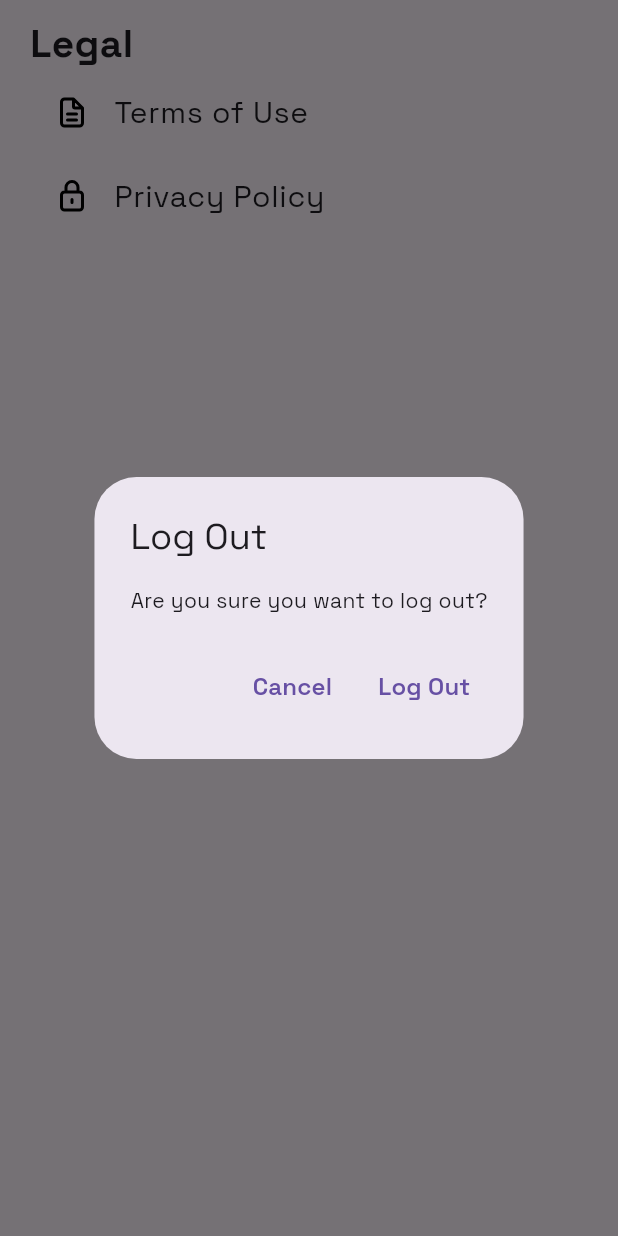
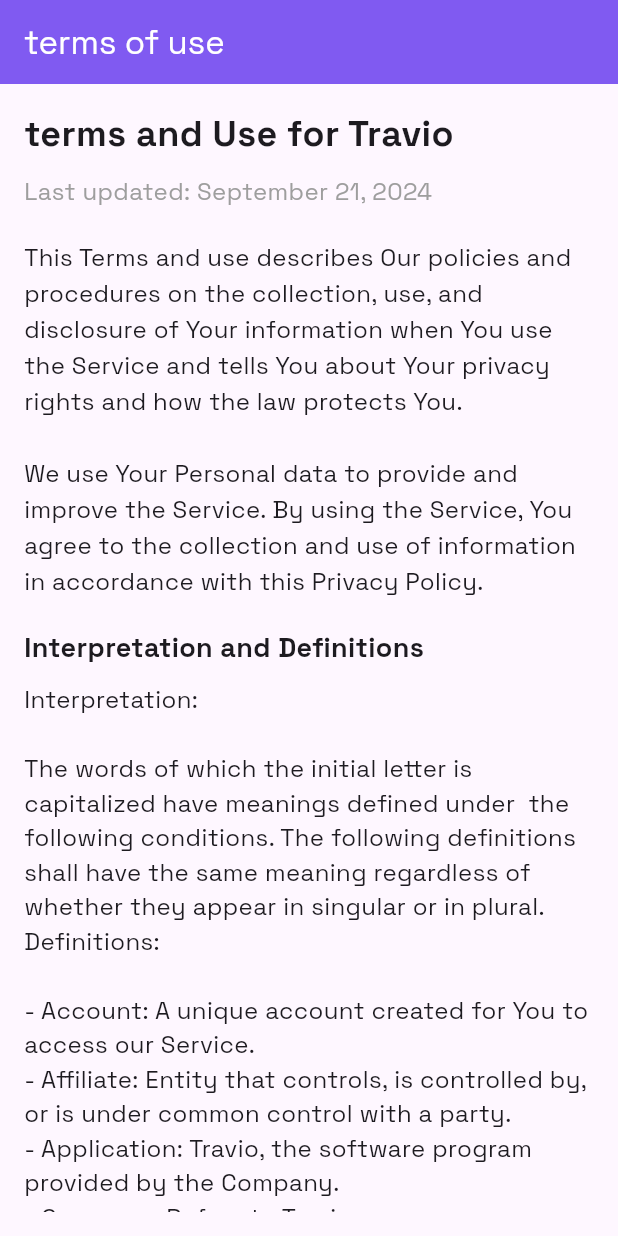
Before and after one commit to MuhammedShabeel001/Travio, a Flutter app: the LegalCard widget shown alone on an empty page, opened directly with empty values, after a tap on "Terms of Use", on a phone screen of 412 x 824 dp. Run offline on Flutter 3.47's test engine with Material 3 defaults, Android fonts, the phone set to English and light mode, and no system bars; our stand-ins replace bot_toast, cached_network_image, carousel_slider, cloud_firestore, draggable_home, firebase_auth and 14 more; missing offline and left inert: dot_curved_bottom_nav, razorpay_flutter; accounts and stored records are empty; network calls fail; project files that could hold a hidden picture were left out.

Commit message:
new build

```diff
--- /dev/null
+++ b/lib/controller/provider/version_provider.dart
@@ -0,0 +1,14 @@
+import 'package:flutter/material.dart';
+import 'package:package_info_plus/package_info_plus.dart';
+
+class VersionProvider with ChangeNotifier {
+  String _version = '';
+
+  String get version => _version;
+
+  Future<void> loadAppVersion() async {
+    PackageInfo packageInfo = await PackageInfo.fromPlatform();
+    _version = '${packageInfo.version} (Build ${packageInfo.buildNumber})';
+    notifyListeners(); // Notify listeners after the version is loaded
+  }
+}
--- a/lib/view/pages/Splash/splash_page.dart
+++ b/lib/view/pages/Splash/splash_page.dart
@@ -6,6 +6,7 @@
 
 import 'package:travio/view/pages/auth/login/login_page.dart';
 import 'package:travio/core/theme/theme.dart';
+import 'package:travio/view/pages/onbording/onbording_screens.dart';
 import 'package:travio/view/widgets/global/navbar.dart';
 
 class SplashScreen extends StatefulWidget {
@@ -49,7 +50,7 @@
 
   void navigateToLogin() {
     Navigator.of(context).pushReplacement(
-      CupertinoPageRoute(builder: (context) => const LogInScreen()),
+      CupertinoPageRoute(builder: (context) => const OnboardingScreen()),
     );
   }
 
--- a/lib/view/pages/onbording/onbording_screens.dart
+++ b/lib/view/pages/onbording/onbording_screens.dart
@@ -1,3 +1,4 @@
+import 'package:flutter/cupertino.dart';
 import 'package:flutter/material.dart';
 import 'package:introduction_screen/introduction_screen.dart';
 import 'package:travio/core/theme/theme.dart';
@@ -19,7 +20,7 @@
     await PreferencesService().setOnboardingCompleted();
 
     Navigator.of(context).pushReplacement(
-      MaterialPageRoute(builder: (_) => const LogInScreen()),
+      CupertinoPageRoute(builder: (_) => const LogInScreen()),
     );
   }
 
--- a/lib/view/pages/profile/achieved_package_page.dart
+++ b/lib/view/pages/profile/achieved_package_page.dart
@@ -3,8 +3,10 @@
 import 'package:cloud_firestore/cloud_firestore.dart';
 import 'package:flutter_svg/flutter_svg.dart';
 import 'package:intl/intl.dart';
+import 'package:shimmer/shimmer.dart';
 import 'package:travio/core/theme/theme.dart';
 import 'package:travio/view/pages/profile/achieved_details_page.dart';
+import 'package:travio/view/widgets/my_trips/shimmer_effect.dart';
 
 import '../../../model/package_model.dart';
 import '../home/package/package_detail_page.dart';
@@ -30,7 +32,7 @@
             .snapshots(),
         builder: (context, AsyncSnapshot<QuerySnapshot> snapshot) {
           if (snapshot.connectionState == ConnectionState.waiting) {
-            return const Center(child: CircularProgressIndicator());
+            return const Center(child: ShimmerEffect());
           }
 
           if (snapshot.hasData && snapshot.data!.docs.isNotEmpty) {
@@ -54,7 +56,7 @@
                       AsyncSnapshot<DocumentSnapshot> packageSnapshot) {
                     if (packageSnapshot.connectionState ==
                         ConnectionState.waiting) {
-                      return const Center(child: CircularProgressIndicator());
+                      return const Center(child: ShimmerEffect());
                     }
 
                     if (packageSnapshot.hasData &&
--- /dev/null
+++ b/lib/view/pages/profile/privacy_policy.dart
@@ -0,0 +1,112 @@
+import 'package:flutter/material.dart';
+import 'package:travio/core/theme/theme.dart';
+
+class PrivacyPolicyPage extends StatelessWidget {
+  @override
+  Widget build(BuildContext context) {
+    return Scaffold(
+      appBar: AppBar(
+        automaticallyImplyLeading: false,
+        title: const Text(
+          'Privacy Policy',
+          style: TextStyle(color: Colors.white),
+        ),
+        backgroundColor: TTthemeClass().ttThird,
+      ),
+      body: Padding(
+        padding: EdgeInsets.all(16.0),
+        child: SingleChildScrollView(
+          child: Column(
+            crossAxisAlignment: CrossAxisAlignment.start,
+            children: [
+              Text(
+                'Privacy Policy for Travio',
+                style: TextStyle(
+                  fontSize: 24.0,
+                  fontWeight: FontWeight.bold,
+                ),
+              ),
+              SizedBox(height: 10),
+              Text(
+                'Last updated: September 21, 2024',
+                style: TextStyle(
+                  fontSize: 16.0,
+                  color: Colors.grey,
+                ),
+              ),
+              SizedBox(height: 20),
+              Text(
+                'This Privacy Policy describes Our policies and procedures on the collection, use, '
+                'and disclosure of Your information when You use the Service and tells You about '
+                'Your privacy rights and how the law protects You.\n\n'
+                'We use Your Personal data to provide and improve the Service. By using the Service, '
+                'You agree to the collection and use of information in accordance with this Privacy Policy.',
+                style: TextStyle(fontSize: 16.0, height: 1.5),
+              ),
+              SizedBox(height: 20),
+              Text(
+                'Interpretation and Definitions',
+                style: TextStyle(fontSize: 18.0, fontWeight: FontWeight.bold),
+              ),
+              SizedBox(height: 10),
+              Text(
+                'Interpretation:\n\n'
+                'The words of which the initial letter is capitalized have meanings defined under  '
+                'the following conditions. The following definitions shall have the same meaning '
+                'regardless of whether they appear in singular or in plural.',
+                style: TextStyle(fontSize: 16.0),
+              ),
+              Text(
+                'Definitions:\n\n'
+                '- Account: A unique account created for You to access our Service.\n'
+                '- Affiliate: Entity that controls, is controlled by, or is under common control with a party.\n'
+                '- Application: Travio, the software program provided by the Company.\n'
+                '- Company: Refers to Travio.\n'
+                '- Country: Refers to Kerala, India.\n'
+                '- Personal Data: Information that relates to an identified or identifiable individual.\n'
+                '- Service: Refers to the Application.\n',
+                style: TextStyle(fontSize: 16.0),
+              ),
+
+              SizedBox(height: 20),
+              Text(
+                'Collecting and Using Your Personal Data',
+                style: TextStyle(fontSize: 18.0, fontWeight: FontWeight.bold),
+              ),
+              SizedBox(height: 10),
+              Text(
+                'Types of Data Collected:\n\n'
+                'Personal Data:\n\n'
+                'While using Our Service, we may ask You to provide Us with certain personally identifiable '
+                'information that can be used to contact or identify You. This may include, but is not limited to, '
+                'Email address, First name and last name, Phone number, Usage Data.',
+                style: TextStyle(fontSize: 16.0),
+              ),
+              SizedBox(height: 20),
+              Text(
+                'Usage Data:\n\n'
+                'Usage Data is collected automatically when using the Service.:\n'
+                "Usage Data may include information such as Your Device's Internet Protocol address (e.g. IP address), browser type, browser version, the pages of our Service that You visit, the time and date of Your visit, the time spent on those pages, unique device identifiers and other diagnostic data.\n"
+                'When You access the Service by or through a mobile device, We may collect certain information automatically, including, but not limited to, the type of mobile device You use, Your mobile device unique ID, the IP address of Your mobile device, Your mobile operating system, the type of mobile Internet browser You use, unique device identifiers and other diagnostic data.\n '
+                'We may also collect information that Your browser sends whenever You visit our Service or when You access the Service by or through a mobile device.',
+                style: TextStyle(fontSize: 16.0),
+              ),
+              // Add more sections as needed, following the same pattern.
+              Text(
+                'Contact Us',
+                style: TextStyle(fontSize: 18.0, fontWeight: FontWeight.bold),
+              ),
+              SizedBox(height: 10),
+              Text(
+                'If you have any questions about this Privacy Policy, you can contact us:\n\n'
+                'By email: mshabeel999@gmail.com',
+                style: TextStyle(fontSize: 16.0),
+              ),
+              SizedBox(height: 20),
+            ],
+          ),
+        ),
+      ),
+    );
+  }
+}
--- a/lib/view/pages/profile/profile_page.dart
+++ b/lib/view/pages/profile/profile_page.dart
@@ -69,7 +69,7 @@
                       );
                     }),
                 SettingsCard(authProvider: authProvider),
-                SupportCard(authProvider: authProvider),
+                // SupportCard(authProvider: authProvider),
                 LegalCard(authProvider: authProvider),
               ],
             ),
--- /dev/null
+++ b/lib/view/pages/profile/terms_of_use.dart
@@ -0,0 +1,110 @@
+import 'package:flutter/material.dart';
+import 'package:travio/core/theme/theme.dart';
+
+class TermsOfUsePage extends StatelessWidget {
+  @override
+  Widget build(BuildContext context) {
+    return Scaffold(
+      appBar: AppBar(
+        automaticallyImplyLeading: false,
+        title: const Text('terms of use',style: TextStyle(color: Colors.white
+        ),),
+        backgroundColor: TTthemeClass().ttThird,
+      ),
+      body:  Padding(
+        padding: EdgeInsets.all(16.0),
+        child: SingleChildScrollView(
+          child: Column(
+            crossAxisAlignment: CrossAxisAlignment.start,
+            children: [
+              Text(
+                'terms and Use for Travio',
+                style: TextStyle(
+                  fontSize: 24.0,
+                  fontWeight: FontWeight.bold,
+                ),
+              ),
+              SizedBox(height: 10),
+              Text(
+                'Last updated: September 21, 2024',
+                style: TextStyle(
+                  fontSize: 16.0,
+                  color: Colors.grey,
+                ),
+              ),
+              SizedBox(height: 20),
+              Text(
+                'This Terms and use describes Our policies and procedures on the collection, use, '
+                'and disclosure of Your information when You use the Service and tells You about '
+                'Your privacy rights and how the law protects You.\n\n'
+                'We use Your Personal data to provide and improve the Service. By using the Service, '
+                'You agree to the collection and use of information in accordance with this Privacy Policy.',
+                style: TextStyle(fontSize: 16.0, height: 1.5),
+              ),
+              SizedBox(height: 20),
+              Text(
+                'Interpretation and Definitions',
+                style: TextStyle(fontSize: 18.0, fontWeight: FontWeight.bold),
+              ),
+              SizedBox(height: 10),
+              Text(
+                'Interpretation:\n\n'
+                'The words of which the initial letter is capitalized have meanings defined under  '
+                'the following conditions. The following definitions shall have the same meaning '
+                'regardless of whether they appear in singular or in plural.',
+                style: TextStyle(fontSize: 16.0),
+              ),
+              Text(
+                'Definitions:\n\n'
+                '- Account: A unique account created for You to access our Service.\n'
+                '- Affiliate: Entity that controls, is controlled by, or is under common control with a party.\n'
+                '- Application: Travio, the software program provided by the Company.\n'
+                '- Company: Refers to Travio.\n'
+                '- Country: Refers to Kerala, India.\n'
+                '- Personal Data: Information that relates to an identified or identifiable individual.\n'
+                '- Service: Refers to the Application.\n',
+                style: TextStyle(fontSize: 16.0),
+              ),
+
+              SizedBox(height: 20),
+              Text(
+                'Collecting and Using Your Personal Data',
+                style: TextStyle(fontSize: 18.0, fontWeight: FontWeight.bold),
+              ),
+              SizedBox(height: 10),
+              Text(
+                'Types of Data Collected:\n\n'
+                'Personal Data:\n\n'
+                'While using Our Service, we may ask You to provide Us with certain personally identifiable '
+                'information that can be used to contact or identify You. This may include, but is not limited to, '
+                'Email address, First name and last name, Phone number, Usage Data.',
+                style: TextStyle(fontSize: 16.0),
+              ),
+              SizedBox(height: 20),
+              Text(
+                'Usage Data:\n\n'
+                'Usage Data is collected automatically when using the Service.:\n'
+                "Usage Data may include information such as Your Device's Internet Protocol address (e.g. IP address), browser type, browser version, the pages of our Service that You visit, the time and date of Your visit, the time spent on those pages, unique device identifiers and other diagnostic data.\n"
+                'When You access the Service by or through a mobile device, We may collect certain information automatically, including, but not limited to, the type of mobile device You use, Your mobile device unique ID, the IP address of Your mobile device, Your mobile operating system, the type of mobile Internet browser You use, unique device identifiers and other diagnostic data.\n '
+                'We may also collect information that Your browser sends whenever You visit our Service or when You access the Service by or through a mobile device.',
+                style: TextStyle(fontSize: 16.0),
+              ),
+              // Add more sections as needed, following the same pattern.
+              Text(
+                'Contact Us',
+                style: TextStyle(fontSize: 18.0, fontWeight: FontWeight.bold),
+              ),
+              SizedBox(height: 10),
+              Text(
+                'If you have any questions about this Privacy Policy, you can contact us:\n\n'
+                'By email: mshabeel999@gmail.com',
+                style: TextStyle(fontSize: 16.0),
+              ),
+              SizedBox(height: 20),
+            ],
+          ),
+        ),
+      ),
+    );
+  }
+}
--- a/lib/view/widgets/auth/terms_and_conditions.dart
+++ b/lib/view/widgets/auth/terms_and_conditions.dart
@@ -1,7 +1,10 @@
+import 'package:flutter/cupertino.dart';
 import 'package:flutter/gestures.dart';
 import 'package:flutter/material.dart';
 import 'package:provider/provider.dart';
 import 'package:travio/controller/provider/auth_provider.dart';
+import 'package:travio/view/pages/profile/privacy_policy.dart';
+import 'package:travio/view/pages/profile/terms_of_use.dart';
 
 class TermsAndConditions extends StatelessWidget {
   const TermsAndConditions({Key? key}) : super(key: key);
@@ -26,12 +29,17 @@
               text: 'I agree with ',
               style: const TextStyle(color: Colors.black),
               children: [
-                _buildClickableText('Terms and Conditions', () {}),
+                _buildClickableText('Terms and Conditions', () {
+                  Navigator.push(context, CupertinoPageRoute(builder: (context) => TermsOfUsePage(),));
+                }),
                 const TextSpan(
                   text: ' and ',
                   style: TextStyle(color: Colors.black),
                 ),
-                _buildClickableText('Privacy Policy', () {}),
+                _buildClickableText('Privacy Policy', () {
+                  Navigator.push(context, CupertinoPageRoute(builder: (context) => PrivacyPolicyPage(),));
+
+                }),
                 const TextSpan(
                   text: ':',
                   style: TextStyle(color: Colors.black),
--- a/lib/view/widgets/profile/legal_card.dart
+++ b/lib/view/widgets/profile/legal_card.dart
@@ -1,7 +1,10 @@
+import 'package:flutter/cupertino.dart';
 import 'package:flutter/material.dart';
 import 'package:flutter_svg/svg.dart';
 // import 'package:flutter_svg/svg.dart';
 import 'package:travio/controller/provider/auth_provider.dart';
+import 'package:travio/view/pages/profile/privacy_policy.dart';
+import 'package:travio/view/pages/profile/terms_of_use.dart';
 
 import '../global/logout_alert.dart';
 
@@ -25,11 +28,7 @@
           ),
           ListTile(
             onTap: () {
-              showDialog(
-                context: context,
-                builder: (context) =>
-                    tLogOut(context, authProvider),
-              );
+              Navigator.push(context, CupertinoPageRoute(builder: (context) => TermsOfUsePage(),));
             },
             title: const Text(
               'Terms of Use',
@@ -41,11 +40,7 @@
           ),
           ListTile(
             onTap: () {
-              // showDialog(
-              //   context: context,
-              //   builder: (context) =>
-              //       tLogOut(context, authProvider),
-              // );
+              Navigator.push(context, CupertinoPageRoute(builder: (context) => PrivacyPolicyPage(),));
             },
             title: const Text(
               'Privacy Policy',
--- a/pubspec.yaml
+++ b/pubspec.yaml
@@ -55,6 +55,7 @@
   intl_phone_field: ^3.2.0
   introduction_screen: ^3.1.14
   lottie: ^3.1.2
+  package_info_plus: ^8.0.2
   provider: ^6.1.2
   razorpay_flutter: ^1.3.7
   scrollable_clean_calendar: ^1.5.0
```
Also changed, not shown: lib/main.dart (+5 -2 lines), lib/utils/services/auth_service.dart (added, +24 -0 lines), lib/view/widgets/profile/settings_card.dart (+17 -27 lines), pubspec.lock, 3 other files.
